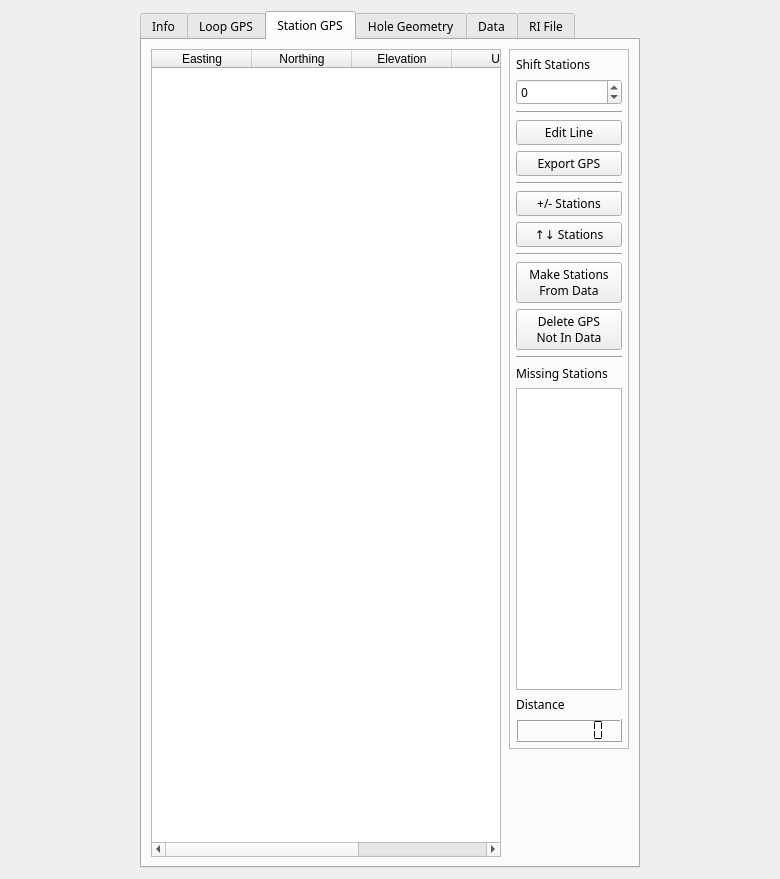
Above: src/qt_ui/pem_info_widget.ui from Eric-Meunier/Processor-Suite before the change. Below: the same form after it.
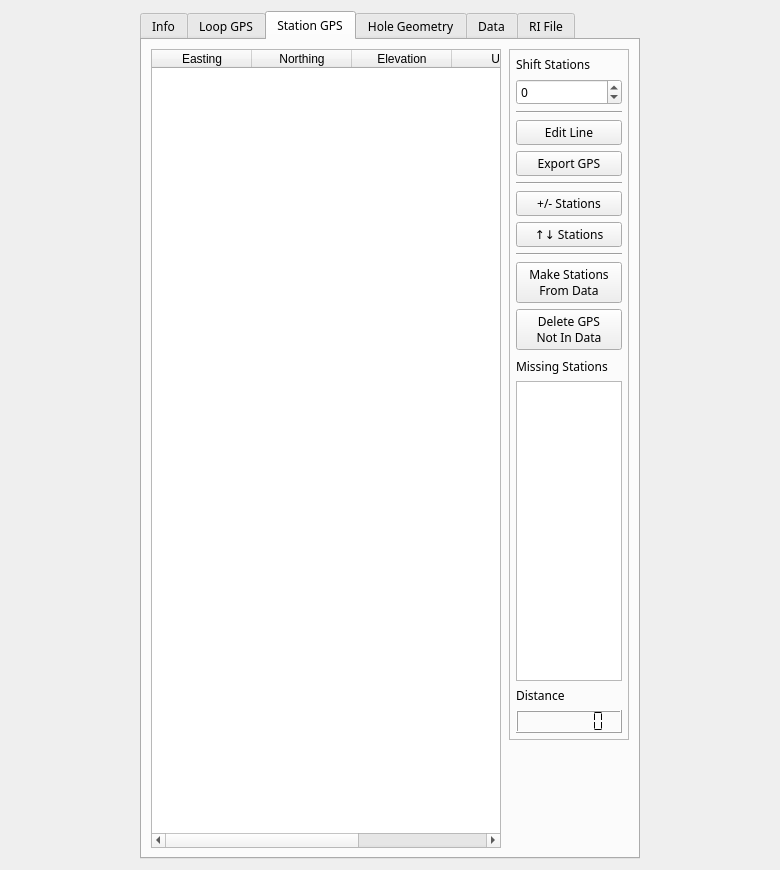
That is the form after the change. The open tabs and pages were chosen to show the change.

Patch:
```diff
--- a/src/qt_ui/pem_info_widget.ui
+++ b/src/qt_ui/pem_info_widget.ui
@@ -390,11 +390,17 @@
            </widget>
           </item>
           <item>
-           <widget class="Line" name="line_2">
+           <spacer name="verticalSpacer_3">
             <property name="orientation">
-             <enum>Qt::Horizontal</enum>
+             <enum>Qt::Vertical</enum>
             </property>
-           </widget>
+            <property name="sizeHint" stdset="0">
+             <size>
+              <width>20</width>
+              <height>40</height>
+             </size>
+            </property>
+           </spacer>
           </item>
           <item>
            <widget class="QLabel" name="label_4">
```
Left out of the diff: 2 changed lines with no effect on the pictures.
